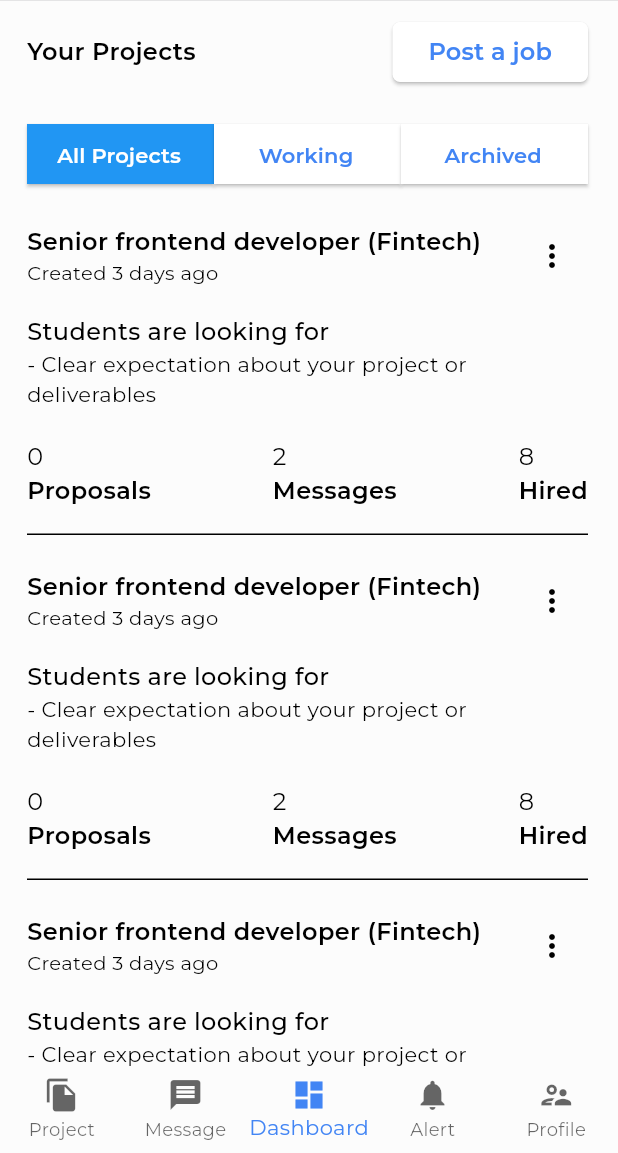
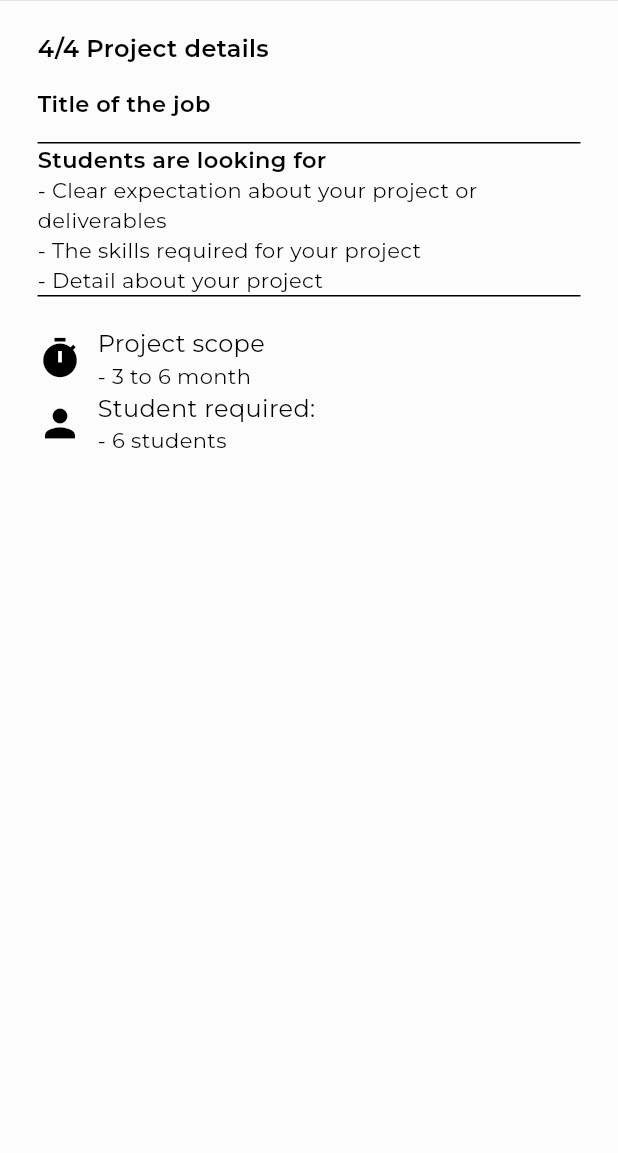
Before and after one commit to rayleigh420/StudentHub, a Flutter app: the screen it shows after launch, on a phone screen of 412 x 824 dp, the part 83-1236 px from its top. Run offline on Flutter 3.47's test engine with Material 3 defaults, Android fonts, the phone set to English and light mode, and no system bars; our stand-ins replace another_flushbar, dio, dotted_border, event_bus, file_picker, flutter_mobx and 7 more; missing offline and left inert: material_dialog, textfield_tags, xxtea; generated files the repository leaves out were written again.

Commit message:
ADD/ Project post without button

```diff
--- /dev/null
+++ b/lib/core/widgets/appBar.dart
@@ -0,0 +1,15 @@
+import 'package:flutter/cupertino.dart';
+import 'package:flutter/material.dart';
+
+class AppBarItem extends StatelessWidget implements PreferredSizeWidget {
+  @override
+  Size get preferredSize => Size.fromHeight(kToolbarHeight);
+
+  @override
+  Widget build(BuildContext context) {
+    return AppBar(
+      title: Text('StudentHub'),
+      // actions: _buildActions(context),
+    );
+  }
+}
--- a/lib/presentation/my_app.dart
+++ b/lib/presentation/my_app.dart
@@ -10,6 +10,10 @@ import 'package:boilerplate/presentation/navigations/bottomNavigationBar.dart';
 import 'package:boilerplate/presentation/profile/profile.dart';
 import 'package:boilerplate/presentation/profile_input/profile_input_1.dart';
 import 'package:boilerplate/presentation/profile_input/profile_input_2.dart';
+import 'package:boilerplate/presentation/project/project_post_1.dart';
+import 'package:boilerplate/presentation/project/project_post_2.dart';
+import 'package:boilerplate/presentation/project/project_post_3.dart';
+import 'package:boilerplate/presentation/project/project_post_4.dart';
 import 'package:boilerplate/presentation/signup/identity_signup/identity_signup.dart';
 import 'package:boilerplate/presentation/signup/input_signup/input_signup.dart';
 import 'package:boilerplate/utils/locale/app_localization.dart';
@@ -58,7 +62,7 @@ class MyApp extends StatelessWidget {
             // Built-in localization of basic text for Cupertino widgets
             GlobalCupertinoLocalizations.delegate,
           ],
-          home: AppBottomNavigationBar(),
+          home: ProjectPost4(),
         );
       },
     );
--- /dev/null
+++ b/lib/presentation/project/project_post_4.dart
@@ -0,0 +1,125 @@
+import 'package:boilerplate/core/widgets/appBar.dart';
+import 'package:flutter/cupertino.dart';
+import 'package:flutter/material.dart';
+import 'package:flutter/services.dart';
+
+class ProjectPost4 extends StatefulWidget {
+  @override
+  _ProjectPost4State createState() => _ProjectPost4State();
+}
+
+class _ProjectPost4State extends State<ProjectPost4> {
+  @override
+  Widget build(BuildContext context) {
+    return Scaffold(
+      appBar: AppBarItem(),
+      body: SafeArea(
+        child: Container(
+            padding: const EdgeInsets.fromLTRB(25, 20, 25, 0),
+            child: GestureDetector(
+              onTap: () {
+                final currentFocus = FocusScope.of(context);
+                if (!currentFocus.hasPrimaryFocus) {
+                  currentFocus.unfocus();
+                }
+              },
+              child: Column(
+                crossAxisAlignment: CrossAxisAlignment.start,
+                children: [
+                  Text(
+                    "4/4 Project details",
+                    style: TextStyle(fontWeight: FontWeight.w600),
+                  ),
+                  SizedBox(
+                    height: 15,
+                  ),
+                  Text(
+                    "Title of the job",
+                    style: TextStyle(fontSize: 15, fontWeight: FontWeight.w600),
+                  ),
+                  Container(
+                    margin: EdgeInsets.only(top: 15),
+                    decoration: BoxDecoration(
+                      border: Border(
+                          bottom: BorderSide(width: 1.0),
+                          top: BorderSide(width: 1.0)),
+                    ),
+                    child: Wrap(
+                      children: [
+                        Text(
+                          "Students are looking for",
+                          style: TextStyle(
+                              fontSize: 15, fontWeight: FontWeight.w600),
+                        ),
+                        Text(
+                          "- Clear expectation about your project or deliverables",
+                          style: TextStyle(fontSize: 14),
+                        ),
+                        SizedBox(
+                          height: 10,
+                        ),
+                        Text(
+                          "- The skills required for your project",
+                          style: TextStyle(fontSize: 14),
+                        ),
+                        Text(
+                          "- Detail about your project",
+                          style: TextStyle(fontSize: 14),
+                        )
+                      ],
+                    ),
+                  ),
+                  SizedBox(
+                    height: 20,
+                  ),
+                  Row(
+                    mainAxisAlignment: MainAxisAlignment.start,
+                    children: [
+                      Icon(
+                        Icons.timer,
+                        size: 30,
+                      ),
+                      SizedBox(
+                        width: 10,
+                      ),
+                      Column(
+                        crossAxisAlignment: CrossAxisAlignment.start,
+                        children: [
+                          Text("Project scope"),
+                          Text(
+                            "- 3 to 6 month",
+                            style: TextStyle(fontSize: 14),
+                          )
+                        ],
+                      )
+                    ],
+                  ),
+                  Row(
+                    mainAxisAlignment: MainAxisAlignment.start,
+                    children: [
+                      Icon(
+                        Icons.person,
+                        size: 30,
+                      ),
+                      SizedBox(
+                        width: 10,
+                      ),
+                      Column(
+                        crossAxisAlignment: CrossAxisAlignment.start,
+                        children: [
+                          Text("Student required:"),
+                          Text(
+                            "- 6 students",
+                            style: TextStyle(fontSize: 14),
+                          )
+                        ],
+                      )
+                    ],
+                  )
+                ],
+              ),
+            )),
+      ),
+    );
+  }
+}
```
Also changed, not shown: lib/presentation/project/project_post_1.dart (added, +74 -0 lines), lib/presentation/project/project_post_2.dart (added, +85 -0 lines), lib/presentation/project/project_post_3.dart (added, +84 -0 lines).
